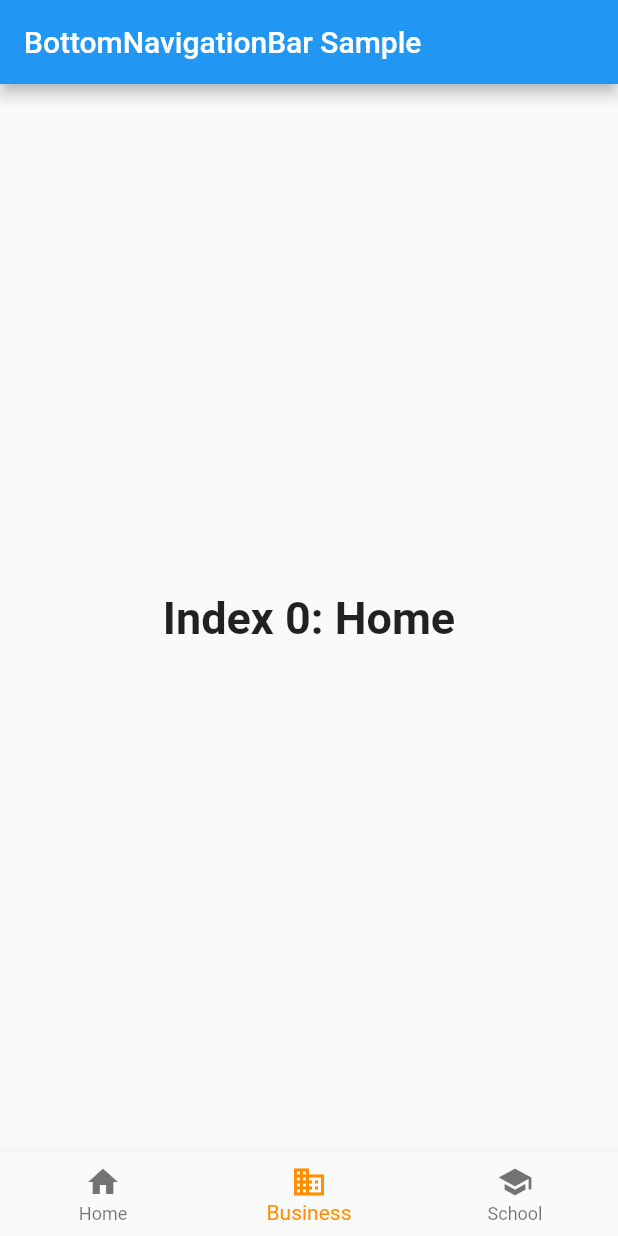
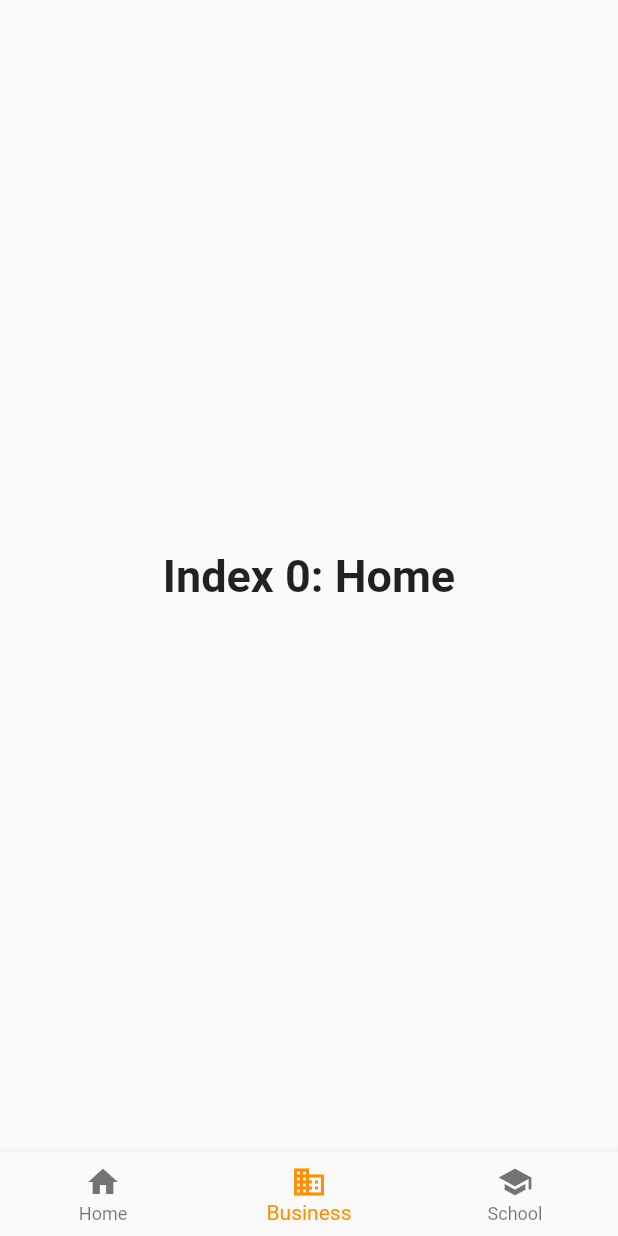
Before and after one commit to spaisariel/proyectos_flutter, a Flutter app: the screen it shows after launch, item 2 of the bottom bar chosen, on a phone screen of 412 x 824 dp. Run offline on Flutter 3.47's test engine with Material 2 defaults, Android fonts, the light colour scheme and no system bars; our stand-ins replace dio, rxdart.

Commit message:
05102020

```diff
--- a/lib/screens/menu_screen.dart
+++ b/lib/screens/menu_screen.dart
@@ -1,5 +1,6 @@
 import 'package:flutter/material.dart';
 import 'package:prueba3_git/screens/auditoria_screen.dart';
+import 'package:prueba3_git/widgets/appbar_widget.dart';
 
 /// This is the stateful widget that the main application instantiates.
 class MenuScreen extends StatefulWidget {
@@ -40,9 +41,7 @@ class _MenuScreenState extends State<MenuScreen> {
   @override
   Widget build(BuildContext context) {
     return Scaffold(
-      appBar: AppBar(
-        title: const Text('BottomNavigationBar Sample'),
-      ),
+      //appBar: AppBarWidget('Auditoria'),
       body: Center(
         child: _widgetOptions.elementAt(_selectedIndex),
       ),
--- a/lib/widgets/appbar_widget.dart
+++ b/lib/widgets/appbar_widget.dart
@@ -6,7 +6,7 @@ class AppBarWidget extends StatelessWidget with PreferredSizeWidget {
   final Size preferredSize;
 
   AppBarWidget(this.title, {Key key})
-      : preferredSize = Size.fromHeight(100.0),
+      : preferredSize = Size.fromHeight(50.0),
         super(key: key);
   @override
   Widget build(BuildContext context) {
```
